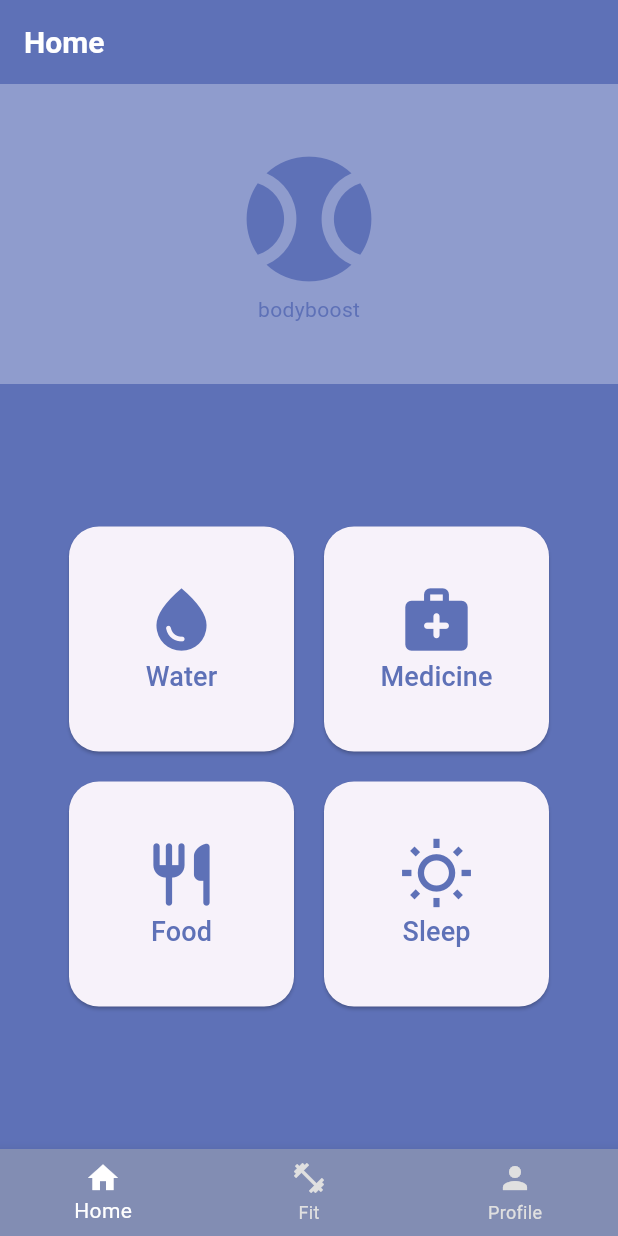
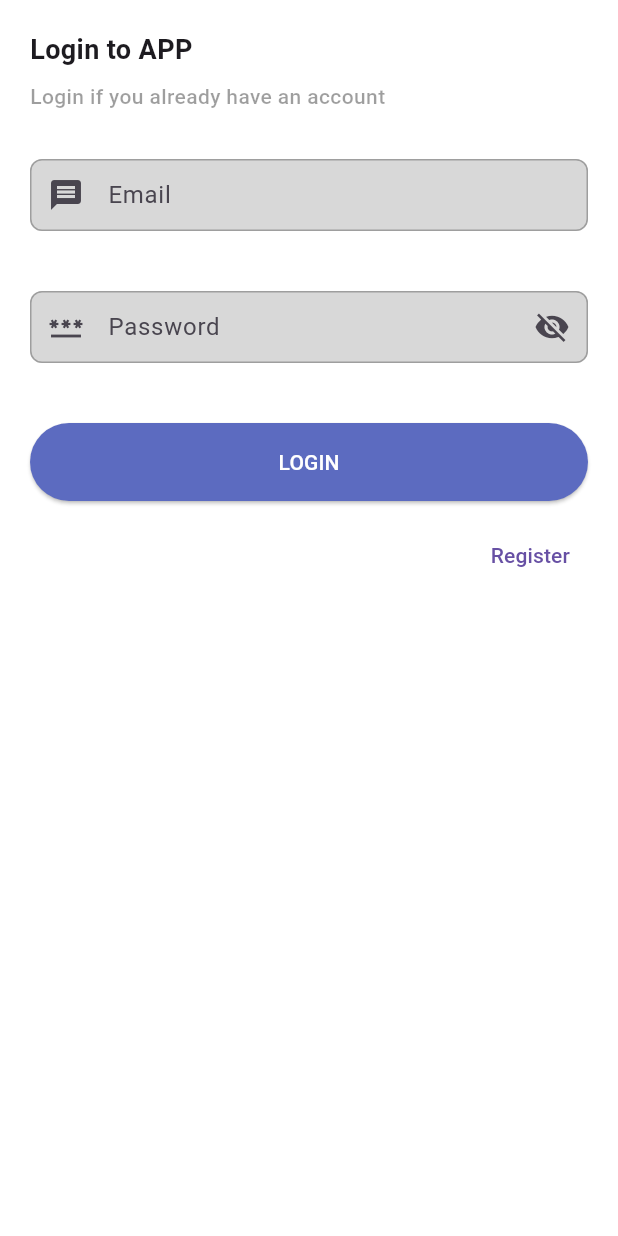
Before and after one commit to 20204691/flutterBB, a Flutter app: the screen it shows after launch, on a phone screen of 412 x 824 dp. Run offline on Flutter 3.47's test engine with Material 3 defaults, Android fonts, the phone set to English and light mode, and no system bars; our stand-ins replace firebase_auth, firebase_core, shared_preferences; accounts and stored records are empty.

```diff
--- /dev/null
+++ b/lib/auth/login_page.dart
@@ -0,0 +1,149 @@
+import 'package:firebase_auth/firebase_auth.dart';
+import 'package:flutter/material.dart';
+import 'package:projects/main/main_page.dart';
+import 'package:projects/services/auth_service.dart';
+
+import '../common/widgets/custom_text_field.dart';
+import 'registraiton_page.dart';
+
+class LoginPage extends StatefulWidget {
+  const LoginPage({super.key});
+
+  @override
+  State<LoginPage> createState() => _LoginPageState();
+}
+
+class _LoginPageState extends State<LoginPage> {
+  final _formKey = GlobalKey<FormState>();
+  final TextEditingController _emailController = TextEditingController();
+  final TextEditingController _passwordController = TextEditingController();
+
+  bool showPassword = true;
+  bool isLoading = false;
+
+  @override
+  Widget build(BuildContext context) {
+    return Scaffold(
+      backgroundColor: Colors.white,
+      body: SafeArea(
+        child: Padding(
+          padding: const EdgeInsets.symmetric(horizontal: 20),
+          child: Form(
+            key: _formKey,
+            child: Column(
+              crossAxisAlignment: CrossAxisAlignment.start,
+              children: [
+                const SizedBox(height: 20),
+                const Text(
+                  "Login to APP",
+                  style: TextStyle(
+                    fontSize: 18,
+                    fontWeight: FontWeight.w700,
+                  ),
+                ),
+                const SizedBox(height: 8),
+                const Text(
+                  "Login if you already have an account",
+                  style: TextStyle(
+                    fontSize: 14,
+                    color: Colors.black38,
+                    fontWeight: FontWeight.w500,
+                  ),
+                ),
+                const SizedBox(height: 32),
+                CustomTextField(
+                  hintText: 'Email',
+                  keyboardType: TextInputType.emailAddress,
+                  controller: _emailController,
+                  prefixIcon: const Icon(Icons.message),
+                  backgroundColor: const Color.fromARGB(255, 216, 216, 216),
+                ),
+                const SizedBox(height: 32),
+                CustomTextField(
+                  hintText: 'Password',
+                  keyboardType: TextInputType.visiblePassword,
+                  obscureText: showPassword,
+                  controller: _passwordController,
+                  prefixIcon: const Icon(Icons.password),
+                  suffixIcon: IconButton(
+                    onPressed: () {
+                      setState(() {
+                        showPassword = !showPassword;
+                      });
+                    },
+                    icon: showPassword
+                        ? const Icon(Icons.visibility_off)
+                        : const Icon(Icons.visibility),
+                  ),
+                  backgroundColor: const Color.fromARGB(255, 216, 216, 216),
+                ),
+                const SizedBox(height: 32),
+                SizedBox(
+                  width: double.infinity,
+                  child: ElevatedButton(
+                    style: ElevatedButton.styleFrom(
+                      backgroundColor: Colors.indigo.shade400,
+                      padding: const EdgeInsets.symmetric(vertical: 16),
+                    ),
+                    onPressed: () async {
+                      setState(() {
+                        isLoading = true;
+                      });
+                      User? user = FirebaseAuth.instance.currentUser;
+                      await user?.reload();
+                      var response = await AuthService().login(
+                          email: _emailController.text,
+                          password: _passwordController.text);
+
+                      if (response == "Success") {
+                        setState(() {
+                          isLoading = false;
+                        });
+                        Navigator.pushAndRemoveUntil(
+                            context,
+                            MaterialPageRoute(
+                              builder: (context) => const MainPage(),
+                            ),
+                            (route) => false);
+                      } else {
+                        ScaffoldMessenger.of(context).showSnackBar(
+                          const SnackBar(
+                            content: Text('Login or Password is not correct!'),
+                          ),
+                        );
+                      }
+                    },
+                    child: isLoading
+                        ? const Center(
+                            child: CircularProgressIndicator(
+                            color: Colors.white,
+                          ))
+                        : const Text(
+                            "LOGIN",
+                            style: TextStyle(color: Colors.white),
+                          ),
+                  ),
+                ),
+                const SizedBox(height: 12),
+                Align(
+                  alignment: Alignment.centerRight,
+                  child: TextButton(
+                    onPressed: () {
+                      Navigator.push(
+                        context,
+                        MaterialPageRoute(
+                          builder: (context) => const RegistrationPage(),
+                        ),
+                      );
+                    },
+                    child: const Text("Register"),
+                  ),
+                ),
+              ],
+            ),
+          ),
+        ),
+      ),
+    );
+  }
+}
--- /dev/null
+++ b/lib/common/widgets/custom_text_field.dart
@@ -0,0 +1,79 @@
+import 'package:flutter/material.dart';
+
+class CustomTextField extends StatelessWidget {
+  final String hintText;
+  final TextEditingController? controller;
+  final bool obscureText;
+  final TextInputType keyboardType;
+  final Function(String)? onChanged;
+  final String? Function(String?)? validator;
+  final Color? backgroundColor;
+  final Widget? prefixIcon;
+  final Widget? suffixIcon;
+
+  const CustomTextField({
+    super.key,
+    required this.hintText,
+    this.controller,
+    this.obscureText = false,
+    this.keyboardType = TextInputType.text,
+    this.onChanged,
+    this.validator,
+    this.backgroundColor,
+    this.prefixIcon,
+    this.suffixIcon,
+  });
+
+  @override
+  Widget build(BuildContext context) {
+    return Container(
+      height: 56,
+      child: TextFormField(
+        controller: controller,
+        obscureText: obscureText,
+        keyboardType: keyboardType,
+        onChanged: onChanged,
+        validator: validator,
+        decoration: InputDecoration(
+          hintText: hintText,
+          prefixIcon: prefixIcon,
+          suffixIcon: suffixIcon,
+          border: OutlineInputBorder(
+            borderRadius: BorderRadius.circular(8),
+            borderSide: const BorderSide(
+              color: Color.fromARGB(255, 74, 207, 165),
+            ),
+          ),
+          // enabledBorder: InputBorder.none,
+          enabledBorder: OutlineInputBorder(
+            borderRadius: BorderRadius.circular(8),
+            borderSide: const BorderSide(
+              color: Colors.grey,
+              width: 1,
+            ),
+          ),
+          focusedBorder: OutlineInputBorder(
+            borderRadius: BorderRadius.circular(8),
+            borderSide: const BorderSide(
+              color: Color.fromARGB(255, 0, 254, 242),
+              width: 2,
+            ),
+          ),
+          errorBorder: OutlineInputBorder(
+            borderRadius: BorderRadius.circular(8),
+            borderSide: const BorderSide(
+              color: Colors.red,
+              width: 2,
+            ),
+          ),
+          enabled: true,
+          filled: true,
+          fillColor: backgroundColor ?? Colors.transparent,
+
+          contentPadding:
+              const EdgeInsets.symmetric(horizontal: 16, vertical: 4),
+        ),
+      ),
+    );
+  }
+}
--- a/lib/main.dart
+++ b/lib/main.dart
@@ -1,8 +1,16 @@
+import 'package:firebase_core/firebase_core.dart';
 import 'package:flutter/material.dart';
+import 'package:projects/auth/login_page.dart';
 
-import 'main/main_page.dart';
+import 'firebase_options.dart';
 
-void main() {
+Future<void> main() async {
+  WidgetsFlutterBinding.ensureInitialized();
+
+  await Firebase.initializeApp(
+    options: DefaultFirebaseOptions.currentPlatform,
+  );
+
   runApp(const MyBodyBoost());
 }
 
@@ -13,7 +21,7 @@ class MyBodyBoost extends StatelessWidget {
   Widget build(BuildContext context) {
     return const MaterialApp(
       debugShowCheckedModeBanner: false,
-      home: MainPage(),
+      home: LoginPage(),
     );
   }
 }
--- /dev/null
+++ b/lib/services/auth_service.dart
@@ -0,0 +1,53 @@
+import 'package:firebase_auth/firebase_auth.dart';
+
+class AuthService {
+  Future<String?> registration({
+    required String email,
+    required String password,
+  }) async {
+    try {
+      var userCredentials =
+          await FirebaseAuth.instance.createUserWithEmailAndPassword(
+        email: email,
+        password: password,
+      );
+
+      userCredentials.user?.sendEmailVerification();
+
+      return 'Success';
+    } on FirebaseAuthException catch (e) {
+      if (e.code == 'weak-password') {
+        return 'The password provided is too weak.';
+      } else if (e.code == 'email-already-in-use') {
+        return 'The account already exists for that email.';
+      } else {
+        return e.message;
+      }
+    } catch (e) {
+      return e.toString();
+    }
+  }
+
+  Future<String?> login({
+    required String email,
+    required String password,
+  }) async {
+    try {
+      await FirebaseAuth.instance.signInWithEmailAndPassword(
+        email: email,
+        password: password,
+      );
+      return 'Success';
+    } on FirebaseAuthException catch (e) {
+      if (e.code == 'user-not-found') {
+        return 'No user found for that email.';
+      } else if (e.code == 'wrong-password') {
+        return 'Wrong password provided for that user.';
+      } else {
+        return e.message;
+      }
+    } catch (e) {
+      return e.toString();
+    }
+  }
+}
--- a/pubspec.yaml
+++ b/pubspec.yaml
@@ -37,6 +37,11 @@ dependencies:
   shared_preferences: ^2.2.3
 
   intl: ^0.19.0
+
+
+  # Firebase Authentication
+  firebase_core: ^2.30.1
+  firebase_auth: ^4.19.4
 
 
   # The following adds the Cupertino Icons font to your application.
```
Also changed, not shown: lib/auth/registraiton_page.dart (added, +145 -0 lines), firebase.json (added), lib/auth/forgot_password_page.dart (added), lib/firebase_options.dart (added), pubspec.lock, 9 other files.
